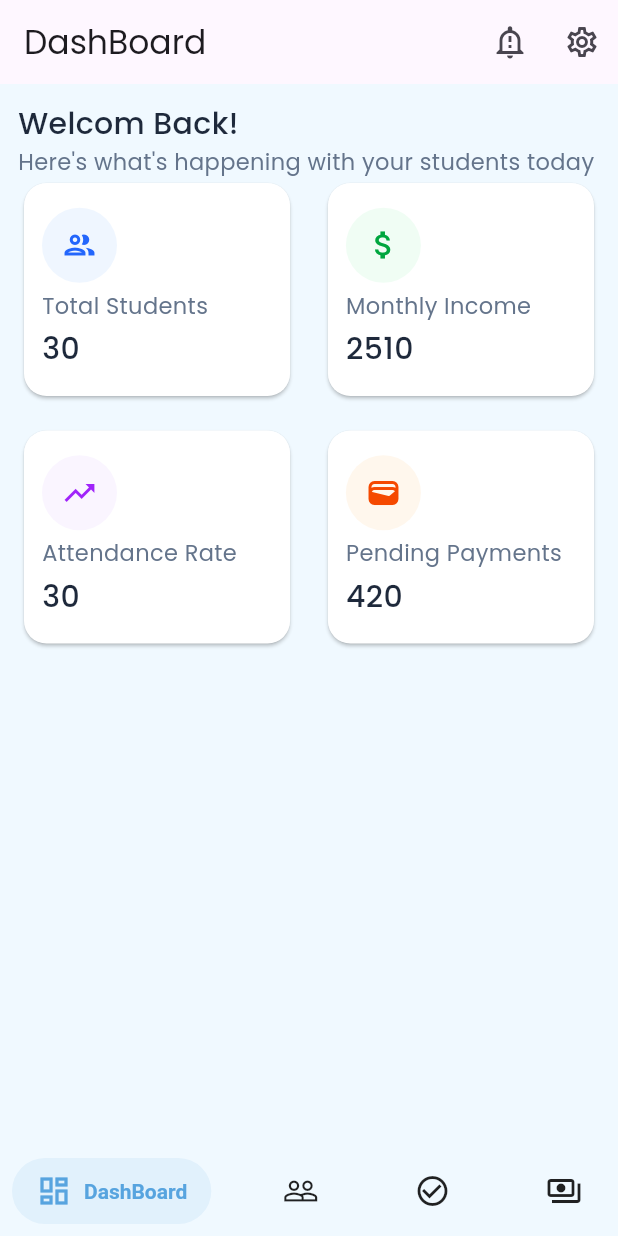
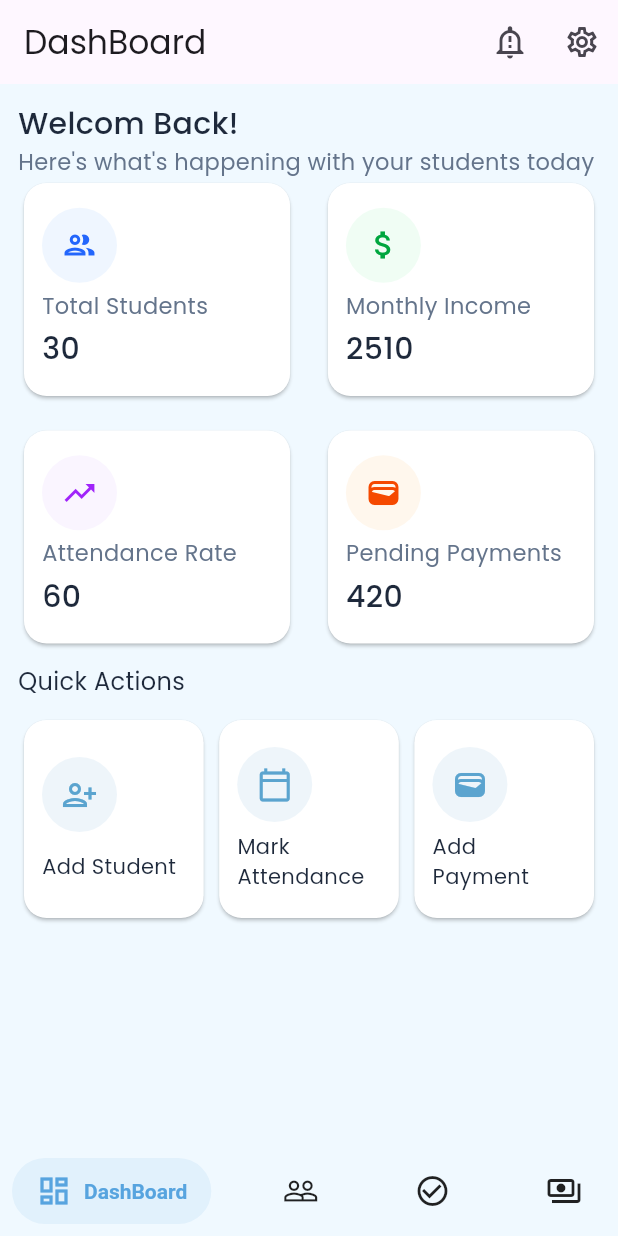
Before and after one commit to amrelmaadawy/teacher-system, a Flutter app: the LayoutView screen opened directly, on a phone screen of 412 x 824 dp. Run offline on Flutter 3.47's test engine with Material 3 defaults, Android fonts, the phone set to English and light mode, and no system bars; drawn by our look-alikes of salomon_bottom_bar.

Commit message:
add quick action in dashboard

```diff
--- a/lib/features/home/presentation/views/home_view.dart
+++ b/lib/features/home/presentation/views/home_view.dart
@@ -2,6 +2,7 @@ import 'package:flutter/material.dart';
 import 'package:teacher_system/core/utils/app_colors.dart';
 import 'package:teacher_system/core/utils/app_size.dart';
 import 'package:teacher_system/features/home/presentation/widgets/custom_dashboard_card.dart';
+import 'package:teacher_system/features/home/presentation/widgets/custom_quick_action_card.dart';
 
 class HomeView extends StatelessWidget {
   const HomeView({super.key});
@@ -51,7 +52,7 @@ class HomeView extends StatelessWidget {
               CustomDashBoardCard(
                 icon: Icons.trending_up_outlined,
                 title: 'Attendance Rate',
-                count: 30,
+                count: 60,
                 iconColor: Color(0xffa023fa),
                 circleColor: Color(0xfffaf5ff),
               ),
@@ -64,6 +65,30 @@ class HomeView extends StatelessWidget {
               ),
             ],
           ),
+          SizedBox(height: 10),
+          Text(
+            'Quick Actions',
+            style: TextStyle(color: lightMainTextColor, fontSize: 16),
+          ),
+          SizedBox(height: 10),
+
+          Row(
+            mainAxisAlignment: MainAxisAlignment.spaceBetween,
+            children: [
+              CustomQuickActionCard(
+                icon: Icons.person_add_alt_1_outlined,
+                title: 'Add Student',
+              ),
+              CustomQuickActionCard(
+                icon: Icons.calendar_today_outlined,
+                title: 'Mark Attendance',
+              ),
+              CustomQuickActionCard(
+                icon: Icons.wallet_outlined,
+                title: 'Add Payment',
+              ),
+            ],
+          ),
         ],
       ),
     );
--- /dev/null
+++ b/lib/features/home/presentation/widgets/custom_quick_action_card.dart
@@ -0,0 +1,39 @@
+import 'package:flutter/material.dart';
+import 'package:teacher_system/core/utils/app_colors.dart';
+import 'package:teacher_system/core/utils/app_size.dart';
+
+class CustomQuickActionCard extends StatelessWidget {
+  const CustomQuickActionCard({super.key, required this.icon, required this.title});
+  final IconData icon;
+  final String title;
+  @override
+  Widget build(BuildContext context) {
+    return SizedBox(
+      width: MediaQuery.of(context).size.width * 0.31,
+      height: 140,
+      child: Card(
+        shape: RoundedRectangleBorder(
+          borderRadius: BorderRadiusGeometry.circular(defBorderRadius),
+        ),
+        color: Colors.white,
+        child: Padding(
+          padding: const EdgeInsets.all(defPadding),
+          child: Column(
+            mainAxisAlignment: MainAxisAlignment.spaceEvenly,
+            crossAxisAlignment: CrossAxisAlignment.start,
+            children: [
+              CircleAvatar(
+                backgroundColor: Color(0xffeef5fa),
+                radius: 25,
+                child: Icon(
+icon,                  color: Color(0xff5ba4cf),
+                ),
+              ),
+              Text(title, style: TextStyle(color: lightMainTextColor)),
+            ],
+          ),
+        ),
+      ),
+    );
+  }
+}
```
